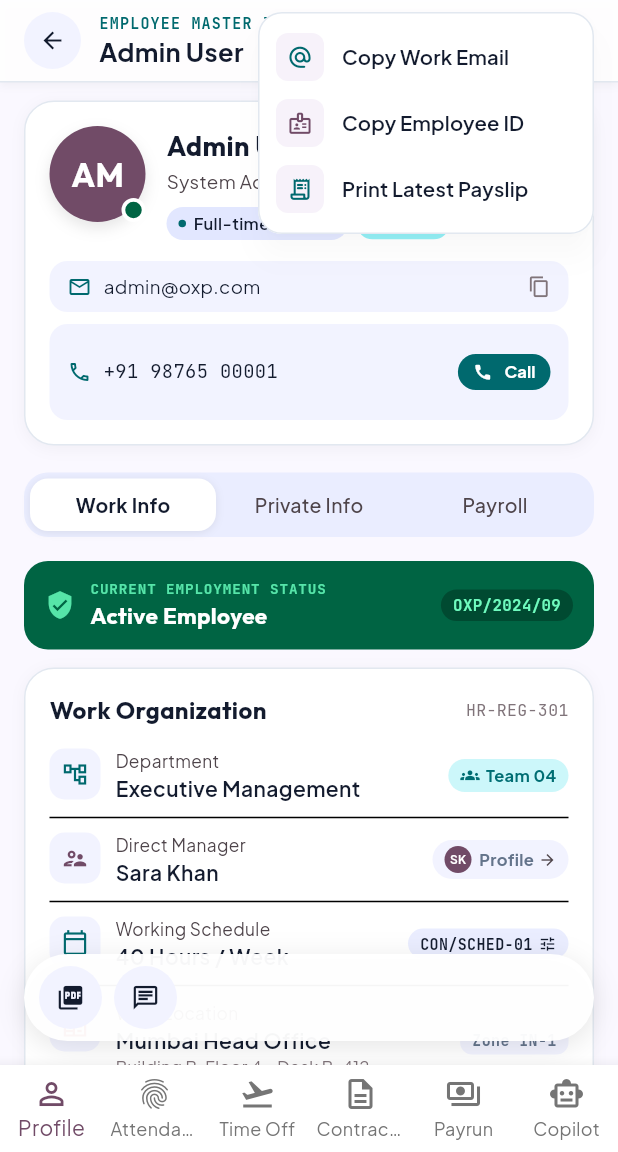
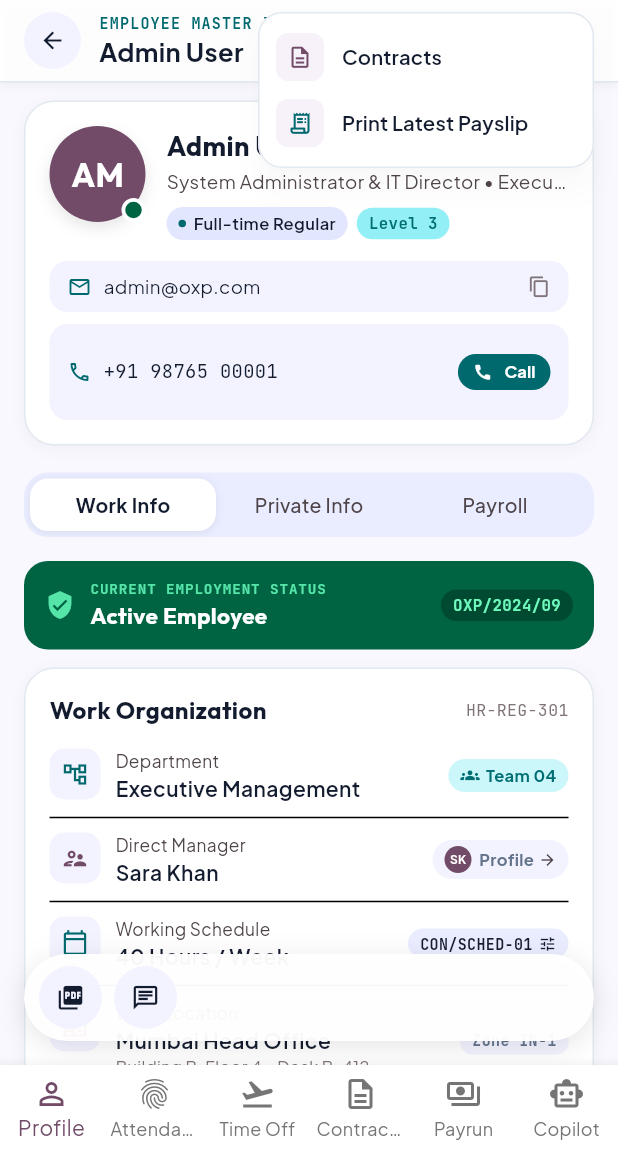
Before and after one commit to Siddharth184/PeoplePay360, a Flutter app: the screen it shows after launch, after a tap on "Sign In to Workspace", after a tap on the "more vert" icon, on a phone screen of 412 x 824 dp, the part 84-1236 px from its top. Run offline on Flutter 3.47's test engine with Material 3 defaults, Android fonts, the phone set to English and light mode, and no system bars; our stand-ins replace flutter_animate, flutter_markdown, google_fonts, pdf, printing; accounts and stored records are empty; network calls fail; project files that could hold a hidden picture were left out.

Commit message:
refactor(ui): update 3-dots popup menu with Contracts & remove duplicate Contracts navbar tab for HR Manager

```diff
--- a/frontend/lib/screens/employee_profile_screen.dart
+++ b/frontend/lib/screens/employee_profile_screen.dart
@@ -1,5 +1,4 @@
 import 'package:flutter/material.dart';
-import 'package:flutter/services.dart';
 import 'package:google_fonts/google_fonts.dart';
 import '../models/models.dart';
 import '../services/api_client.dart';
@@ -7,6 +6,7 @@ import '../services/employee_service.dart';
 import '../services/mock_data_service.dart';
 import '../services/payrun_service.dart';
 import '../widgets/payslip_pdf_dialog.dart';
+import 'contracts_screen.dart';
 
 class EmployeeProfileScreen extends StatefulWidget {
   final Function(int)? onNavigateTab;
@@ -154,16 +154,13 @@ class _EmployeeProfileScreenState extends State<EmployeeProfileScreen> {
 
   void _onProfileAction(String action) {
     switch (action) {
-      case 'edit':
-        _openEditEmployeeSheet();
-        break;
-      case 'copy_email':
-        Clipboard.setData(ClipboardData(text: emp.email));
-        _toast('Work email copied to clipboard');
-        break;
-      case 'copy_id':
-        Clipboard.setData(ClipboardData(text: emp.badgeId ?? emp.id));
-        _toast('Employee ID copied to clipboard');
+      case 'contracts':
+        Navigator.push(
+          context,
+          MaterialPageRoute(
+            builder: (context) => ContractsScreen(onNavigateTab: widget.onNavigateTab),
+          ),
+        );
         break;
       case 'print_payslip':
         final activeSlip = _getActivePayslip();
@@ -713,9 +710,7 @@ class _EmployeeProfileScreenState extends State<EmployeeProfileScreen> {
               onSelected: _onProfileAction,
               itemBuilder: (context) {
                 return [
-                  if (_canEdit) _menuItem('edit', Icons.edit_outlined, 'Edit Profile', iconColor: const Color(0xFF714B67)),
-                  _menuItem('copy_email', Icons.alternate_email_rounded, 'Copy Work Email', iconColor: const Color(0xFF00696E)),
-                  _menuItem('copy_id', Icons.badge_outlined, 'Copy Employee ID', iconColor: const Color(0xFF714B67)),
+                  _menuItem('contracts', Icons.description_outlined, 'Contracts', iconColor: const Color(0xFF714B67)),
                   _menuItem('print_payslip', Icons.receipt_long_rounded, 'Print Latest Payslip', iconColor: const Color(0xFF00696E)),
                 ];
               },
@@ -1644,10 +1639,14 @@ class _EmployeeProfileScreenState extends State<EmployeeProfileScreen> {
               Row(
                 mainAxisAlignment: MainAxisAlignment.spaceBetween,
                 children: [
-                  Text(
-                    'Payroll Breakdown ($_selectedPayMonth)',
-                    style: GoogleFonts.outfit(fontSize: 15, fontWeight: FontWeight.bold),
-                  ),
+                  Expanded(
+                    child: Text(
+                      'Payroll Breakdown ($_selectedPayMonth)',
+                      style: GoogleFonts.outfit(fontSize: 15, fontWeight: FontWeight.bold),
+                      overflow: TextOverflow.ellipsis,
+                    ),
+                  ),
+                  const SizedBox(width: 8),
                   Container(
                     padding: const EdgeInsets.symmetric(horizontal: 8, vertical: 3),
                     decoration: BoxDecoration(color: const Color(0xFFCCF7FA), borderRadius: BorderRadius.circular(16)),
--- a/frontend/lib/screens/home_navigation_screen.dart
+++ b/frontend/lib/screens/home_navigation_screen.dart
@@ -222,10 +222,9 @@ class _HomeNavigationScreenState extends State<HomeNavigationScreen> {
         BottomNavigationBarItem(icon: Icon(Icons.people_outline), label: 'Employees'),
         BottomNavigationBarItem(icon: Icon(Icons.fingerprint), label: 'Attendance'),
         BottomNavigationBarItem(icon: Icon(Icons.flight_takeoff), label: 'Time Off'),
-        BottomNavigationBarItem(icon: Icon(Icons.description_outlined), label: 'Contracts'),
         BottomNavigationBarItem(icon: Icon(Icons.smart_toy_outlined), label: 'Copilot'),
       ];
-      bottomNavIndices = [0, 7, 1, 2, 3, 6];
+      bottomNavIndices = [0, 7, 1, 2, 6];
     } else {
       bottomNavItems = const [
         BottomNavigationBarItem(icon: Icon(Icons.person_outline), label: 'Profile'),
```
